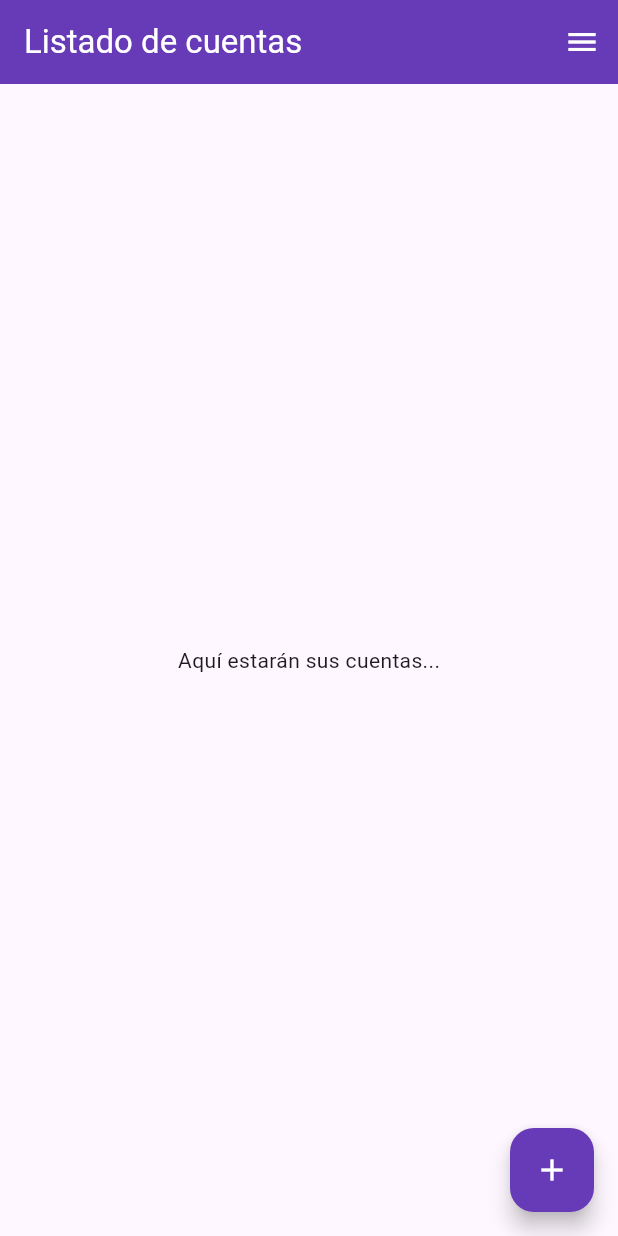
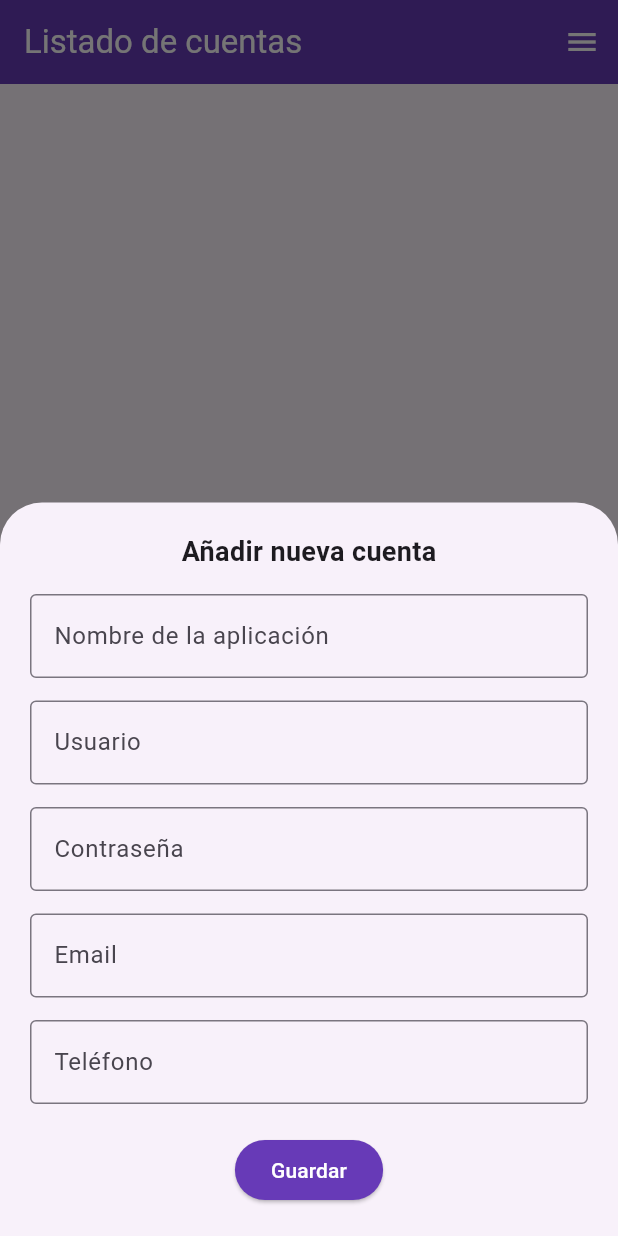
Before and after one commit to SanviDev/gestorcontrasenas, a Flutter app: the ListAccounts screen opened directly, after a tap on the "add" icon, on a phone screen of 412 x 824 dp. Run offline on Flutter 3.47's test engine with Material 3 defaults, Android fonts, the phone set to English and light mode, and no system bars.

Commit message:
funcion de guardar cuentas

```diff
--- a/gestor_de_contrasenas/lib/screens/home_page.dart
+++ b/gestor_de_contrasenas/lib/screens/home_page.dart
@@ -1,5 +1,6 @@
 import 'package:flutter/material.dart';
 import 'package:gestor_de_contrasenas/widget/list.dart';
+import 'package:gestor_de_contrasenas/widget/new_account.dart';
 
 class ListAccounts extends StatelessWidget {
   const ListAccounts({super.key});
@@ -26,13 +27,32 @@ class ListAccounts extends StatelessWidget {
           ),
         ],
       ),
-      body: ListWidget(),
+      body: const ListWidget(),
       floatingActionButton: FloatingActionButton(
         backgroundColor: Colors.deepPurple,
-        onPressed: (
-          //* FUNCIONALIDAD PARA AGREGAR CUENTAS
-        ) {},
-        child: Icon(
+        onPressed: () {
+          // Crear los controladores antes de pasarlos
+          final nController = TextEditingController();
+          final uController = TextEditingController();
+          final pController = TextEditingController();
+          final eController = TextEditingController();
+          final tController = TextEditingController();
+
+          showModalBottomSheet(
+            isScrollControlled: true,
+            context: context,
+            builder: (context) {
+              return ShowModalNewApp(
+                nCont: nController,
+                uCont: uController,
+                pCont: pController,
+                eCont: eController,
+                tCont: tController,
+              );
+            },
+          );
+        },
+        child: const Icon(
           Icons.add,
           color: Colors.white,
         ),
--- /dev/null
+++ b/gestor_de_contrasenas/lib/widget/new_account.dart
@@ -0,0 +1,128 @@
+import 'package:flutter/material.dart';
+import 'package:gestor_de_contrasenas/models/account_model.dart';
+import 'package:gestor_de_contrasenas/providers/account_provider.dart';
+
+class ShowModalNewApp extends StatelessWidget {
+  final TextEditingController nCont;
+  final TextEditingController uCont;
+  final TextEditingController pCont;
+  final TextEditingController eCont;
+  final TextEditingController tCont;
+
+  const ShowModalNewApp({
+    super.key,
+    required this.nCont,
+    required this.uCont,
+    required this.pCont,
+    required this.eCont,
+    required this.tCont,
+  });
+
+  @override
+  Widget build(BuildContext context) {
+    return Padding(
+      padding: EdgeInsets.only(
+        left: 20,
+        right: 20,
+        top: 20,
+        bottom: MediaQuery.of(context).viewInsets.bottom + 20,
+      ),
+      child: Column(
+        mainAxisSize: MainAxisSize.min,
+        children: [
+          const Text(
+            'Añadir nueva cuenta',
+            style: TextStyle(fontSize: 18, fontWeight: FontWeight.bold),
+          ),
+          const SizedBox(height: 15),
+          TextField(
+            controller: nCont,
+            decoration: const InputDecoration(
+              labelText: 'Nombre de la aplicación',
+              border: OutlineInputBorder(),
+            ),
+          ),
+          const SizedBox(height: 15),
+          TextField(
+            controller: uCont,
+            decoration: const InputDecoration(
+              labelText: 'Usuario',
+              border: OutlineInputBorder(),
+            ),
+          ),
+          const SizedBox(height: 15),
+          TextField(
+            controller: pCont,
+            obscureText: true,
+            decoration: const InputDecoration(
+              labelText: 'Contraseña',
+              border: OutlineInputBorder(),
+            ),
+          ),
+          const SizedBox(height: 15),
+          TextField(
+            controller: eCont,
+            decoration: const InputDecoration(
+              labelText: 'Email',
+              border: OutlineInputBorder(),
+            ),
+          ),
+          const SizedBox(height: 15),
+          TextField(
+            controller: tCont,
+            decoration: const InputDecoration(
+              labelText: 'Teléfono',
+              border: OutlineInputBorder(),
+            ),
+          ),
+          const SizedBox(height: 20),
+          ElevatedButton(
+            style: ElevatedButton.styleFrom(
+              backgroundColor: Colors.deepPurple,
+              foregroundColor: Colors.white,
+            ),
+            onPressed: () {
+              if (nCont.text.isEmpty ||
+                  uCont.text.isEmpty ||
+                  pCont.text.isEmpty ||
+                  eCont.text.isEmpty ||
+                  tCont.text.isEmpty) {
+                nCont.clear();
+                uCont.clear();
+                pCont.clear();
+                eCont.clear();
+                tCont.clear();
+                showDialog(
+                  context: context,
+                  builder: (context) => AlertDialog(
+                    title: const Text('Error'),
+                    content: const Text('Todos los campos son obligatorios.'),
+                    actions: [
+                      TextButton(
+                        onPressed: () {
+                          Navigator.of(context).pop();
+                        },
+                        child: const Text('Cerrar'),
+                      ),
+                    ],
+                  ),
+                );
+              }
+
+              final Account newAccount = Account(
+                  name: nCont.text,
+                  user: uCont.text,
+                  password: pCont.text,
+                  email: eCont.text,
+                  phone: tCont.text);
+              AccountProvider().addAccount(newAccount.name, newAccount.user,
+                  newAccount.password, newAccount.email, newAccount.phone);
+              Navigator.pop(context);
+            },
+            child: const Text('Guardar'),
+          ),
+        ],
+      ),
+    );
+  }
+}
```
